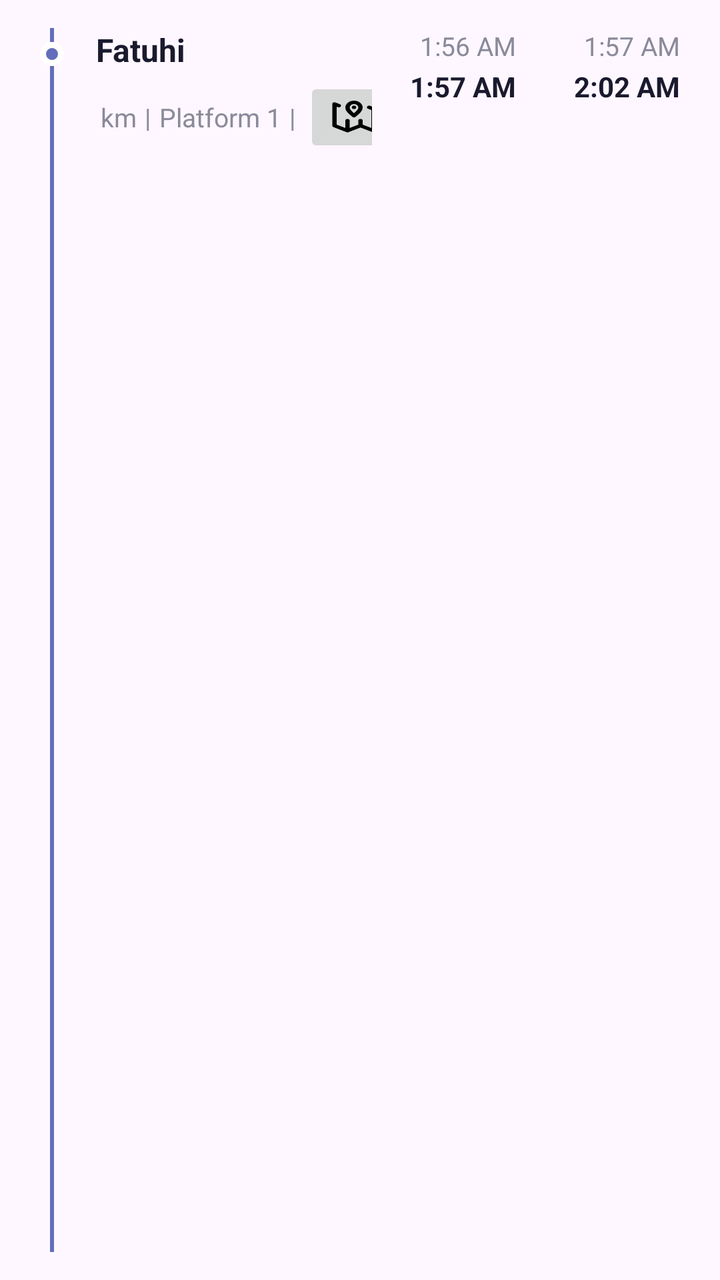
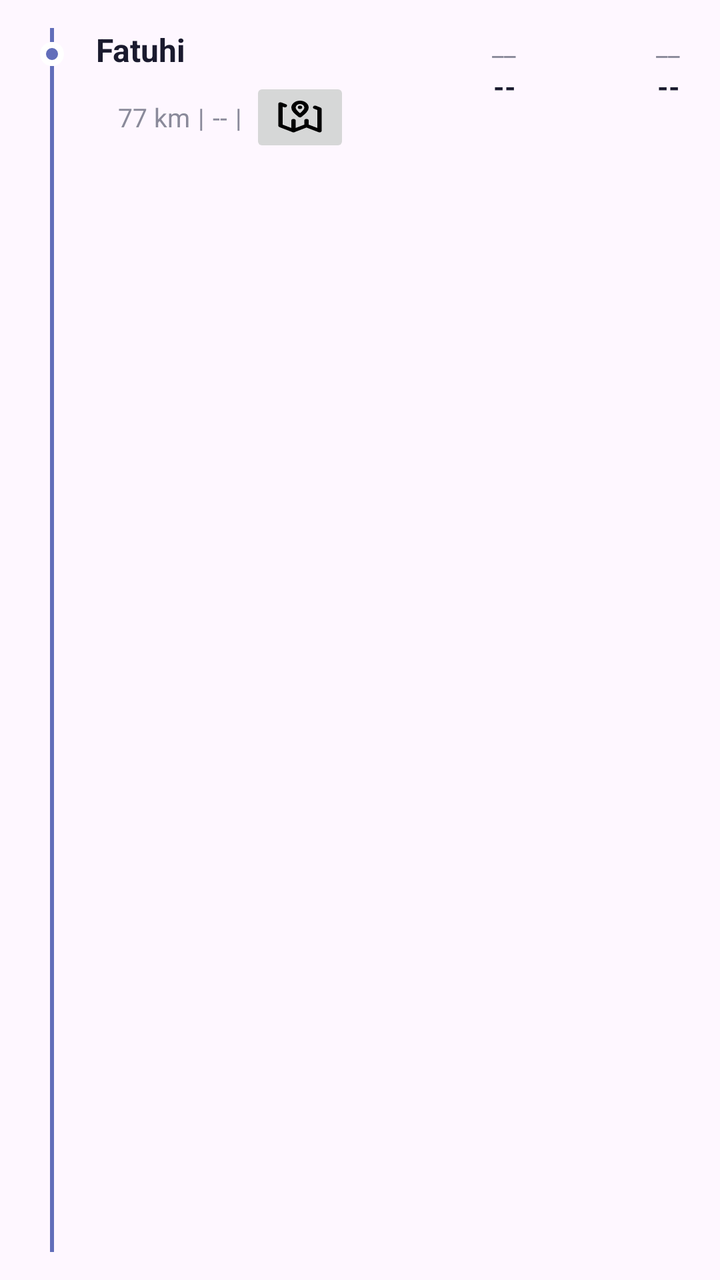

Two renders of the same Android screen: before a commit and after it. Below are the layout's source before the change and the commit's diff.
<!-- AndroidManifest.xml: application theme Theme.RailRadar -->
<!-- res/layout/live_train_tracking_recycler_view_layout.xml -->
<?xml version="1.0" encoding="utf-8"?>
<androidx.constraintlayout.widget.ConstraintLayout
    xmlns:android="http://schemas.android.com/apk/res/android"
    xmlns:app="http://schemas.android.com/apk/res-auto"
    android:layout_width="match_parent"
    android:layout_height="wrap_content"
    android:background="?android:attr/selectableItemBackground"
    android:clickable="true"
    android:focusable="true"
    android:paddingStart="20dp"
    android:paddingEnd="20dp"
    android:paddingTop="14dp"
    android:paddingBottom="14dp">

    
    <View
        android:id="@+id/timelineTopLine"
        android:layout_width="2dp"
        android:layout_height="0dp"
        android:background="@color/chip_accent"
        app:layout_constraintStart_toStartOf="@id/timelineDot"
        app:layout_constraintEnd_toEndOf="@id/timelineDot"
        app:layout_constraintTop_toTopOf="parent"
        app:layout_constraintBottom_toTopOf="@id/timelineDot" />

    
    <View
        android:id="@+id/timelineDot"
        android:layout_width="12dp"
        android:layout_height="12dp"
        android:layout_marginTop="4dp"
        android:background="@drawable/bg_timeline_dot"
        app:layout_constraintStart_toStartOf="parent"
        app:layout_constraintTop_toTopOf="@id/trainStationName"
        app:layout_constraintBottom_toBottomOf="@id/trainStationName" />

    
    <View
        android:id="@+id/timelineBottomLine"
        android:layout_width="2dp"
        android:layout_height="0dp"
        android:background="@color/chip_accent"
        app:layout_constraintStart_toStartOf="@id/timelineDot"
        app:layout_constraintEnd_toEndOf="@id/timelineDot"
        app:layout_constraintTop_toBottomOf="@id/timelineDot"
        app:layout_constraintBottom_toBottomOf="parent" />

    
    <TextView
        android:id="@+id/trainStationName"
        android:layout_width="0dp"
        android:layout_height="wrap_content"
        android:layout_marginStart="16dp"
        android:ellipsize="end"
        android:maxLines="1"
        android:text="Fatuhi"
        android:textColor="@color/card_text_primary"
        android:textSize="16sp"
        android:textStyle="bold"
        app:layout_constraintStart_toEndOf="@id/timelineDot"
        app:layout_constraintTop_toTopOf="parent"
        app:layout_constraintEnd_toStartOf="@id/timeColumns" />

    
    <LinearLayout
        android:layout_width="0dp"
        android:layout_height="wrap_content"
        android:layout_marginTop="3dp"
        android:orientation="horizontal"
        app:layout_constraintStart_toStartOf="@id/trainStationName"
        app:layout_constraintTop_toBottomOf="@id/trainStationName"
        app:layout_constraintEnd_toStartOf="@id/timeColumns"
        android:gravity="center">

        <TextView
            android:id="@+id/trainDistanceTravelled"
            android:layout_width="wrap_content"
            android:layout_height="wrap_content"
            android:text="77 km"
            android:textColor="@color/card_text_secondary"
            android:textSize="13sp" />

        <TextView
            android:layout_width="wrap_content"
            android:layout_height="wrap_content"
            android:layout_marginHorizontal="4dp"
            android:text="|"
            android:textColor="@color/card_text_secondary"
            android:textSize="13sp" />

        <TextView
            android:id="@+id/trainPlatformNo"
            android:layout_width="wrap_content"
            android:layout_height="wrap_content"
            android:text="Platform 1"
            android:textColor="@color/card_text_secondary"
            android:textSize="13sp" />
        <TextView
            android:layout_width="wrap_content"
            android:layout_height="wrap_content"
            android:layout_marginHorizontal="4dp"
            android:text="|"
            android:textColor="@color/card_text_secondary"
            android:textSize="13sp" />
        <ImageButton
            android:layout_width="50sp"
            android:layout_height="40sp"
            android:scaleType="fitXY"
            android:src="@drawable/nearby_station_location_icon"
            android:contentDescription="map icon"
            android:id="@+id/stationOnMap"
            />

    </LinearLayout>

    
    <LinearLayout
        android:id="@+id/timeColumns"
        android:layout_width="wrap_content"
        android:layout_height="wrap_content"
        android:orientation="horizontal"
        app:layout_constraintEnd_toEndOf="parent"
        app:layout_constraintTop_toTopOf="parent">

        
        <LinearLayout
            android:layout_width="72dp"
            android:layout_height="wrap_content"
            android:orientation="vertical"
            android:gravity="end">

            <TextView
                android:id="@+id/trainArrivalAt"
                android:layout_width="wrap_content"
                android:layout_height="wrap_content"
                android:text="1:56 AM"
                android:textColor="@color/card_text_secondary"
                android:textSize="13sp" />

            <TextView
                android:id="@+id/trainActualArrivalAt"
                android:layout_width="wrap_content"
                android:layout_height="wrap_content"
                android:layout_marginTop="2dp"
                android:text="1:57 AM"
                android:textColor="@color/card_text_primary"
                android:textSize="14sp"
                android:textStyle="bold" />

        </LinearLayout>

        
        <LinearLayout
            android:layout_width="72dp"
            android:layout_height="wrap_content"
            android:layout_marginStart="10dp"
            android:orientation="vertical"
            android:gravity="end">

            <TextView
                android:id="@+id/trainDepartureAt"
                android:layout_width="wrap_content"
                android:layout_height="wrap_content"
                android:text="1:57 AM"
                android:textColor="@color/card_text_secondary"
                android:textSize="13sp" />

            <TextView
                android:id="@+id/trainActualDepartureAt"
                android:layout_width="wrap_content"
                android:layout_height="wrap_content"
                android:layout_marginTop="2dp"
                android:text="2:02 AM"
                android:textColor="@color/card_text_primary"
                android:textSize="14sp"
                android:textStyle="bold" />

        </LinearLayout>

    </LinearLayout>

    
    <ImageButton
        android:id="@+id/trainStationLocatedAt"
        android:layout_width="28dp"
        android:layout_height="28dp"
        android:layout_marginTop="4dp"
        android:background="@android:color/transparent"
        android:padding="2dp"
        android:src="@android:drawable/ic_menu_mylocation"
        app:tint="@color/chip_accent"
        android:contentDescription="Get directions"
        android:visibility="gone"
        app:layout_constraintStart_toStartOf="@id/timelineDot"
        app:layout_constraintTop_toBottomOf="@id/timelineBottomLine" />

</androidx.constraintlayout.widget.ConstraintLayout>
<!-- resources referenced by this layout -->
<resources>
  <color name="card_text_primary">#1A1A2E</color>
  <color name="card_text_secondary">#8A8A9A</color>
  <color name="chip_accent">#626EBA</color>
  <!-- drawable bg_timeline_dot (drawable) -->
  <?xml version="1.0" encoding="utf-8"?>
  <shape xmlns:android="http://schemas.android.com/apk/res/android"
      android:shape="oval">
      <solid android:color="@color/chip_accent" />
      <stroke
          android:width="3dp"
          android:color="@color/card_background" />
  </shape>
  <!-- drawable nearby_station_location_icon (drawable) -->
  <vector xmlns:android="http://schemas.android.com/apk/res/android"
      android:width="800dp"
      android:height="800dp"
      android:viewportWidth="24"
      android:viewportHeight="24">
    <path
        android:pathData="M12,6H12.01M9,20L3,17V4L5,5M9,20L15,17M9,20V14M15,17L21,20V7L19,6M15,17V14M15,6.2C15,7.967 13.5,9.4 12,11C10.5,9.4 9,7.967 9,6.2C9,4.433 10.343,3 12,3C13.657,3 15,4.433 15,6.2Z"
        android:strokeLineJoin="round"
        android:strokeWidth="2"
        android:fillColor="#00000000"
        android:strokeColor="#000000"
        android:strokeLineCap="round"/>
  </vector>
  <style name="Theme.RailRadar" parent="Theme.Material3.DayNight.NoActionBar">
  
          
          <item name="colorPrimary">#4C6133</item>
          <item name="colorOnPrimary">@color/white</item>
          <item name="colorPrimaryContainer">@color/purple_200</item>
          <item name="colorOnPrimaryContainer">@color/black</item>
  
          
          <item name="colorSecondary">@color/teal_200</item>
          <item name="colorOnSecondary">@color/black</item>
  
          
          <item name="android:statusBarColor">?attr/colorPrimary</item>
  
          
      </style>
  <color name="card_background">#FFFFFF</color>
  <color name="white">#FFFFFFFF</color>
  
  
      //user route train colors
  <color name="purple_200">#FFBB86FC</color>
  <color name="black">#FF000000</color>
  <color name="teal_200">#FF03DAC5</color>
</resources>

<!-- the commit's change to res/layout/live_train_tracking_recycler_view_layout.xml (unified diff, before → after) -->
@@ -92,7 +92,7 @@
             android:id="@+id/trainPlatformNo"
             android:layout_width="wrap_content"
             android:layout_height="wrap_content"
-            android:text="Platform 1"
+            android:text="--"
             android:textColor="@color/card_text_secondary"
             android:textSize="13sp" />
         <TextView
@@ -133,7 +133,7 @@
                 android:id="@+id/trainArrivalAt"
                 android:layout_width="wrap_content"
                 android:layout_height="wrap_content"
-                android:text="1:56 AM"
+                android:text="__"
                 android:textColor="@color/card_text_secondary"
                 android:textSize="13sp" />
 
@@ -142,7 +142,7 @@
                 android:layout_width="wrap_content"
                 android:layout_height="wrap_content"
                 android:layout_marginTop="2dp"
-                android:text="1:57 AM"
+                android:text="--"
                 android:textColor="@color/card_text_primary"
                 android:textSize="14sp"
                 android:textStyle="bold" />
@@ -161,7 +161,7 @@
                 android:id="@+id/trainDepartureAt"
                 android:layout_width="wrap_content"
                 android:layout_height="wrap_content"
-                android:text="1:57 AM"
+                android:text="__"
                 android:textColor="@color/card_text_secondary"
                 android:textSize="13sp" />
 
@@ -170,7 +170,7 @@
                 android:layout_width="wrap_content"
                 android:layout_height="wrap_content"
                 android:layout_marginTop="2dp"
-                android:text="2:02 AM"
+                android:text="--"
                 android:textColor="@color/card_text_primary"
                 android:textSize="14sp"
                 android:textStyle="bold" />
